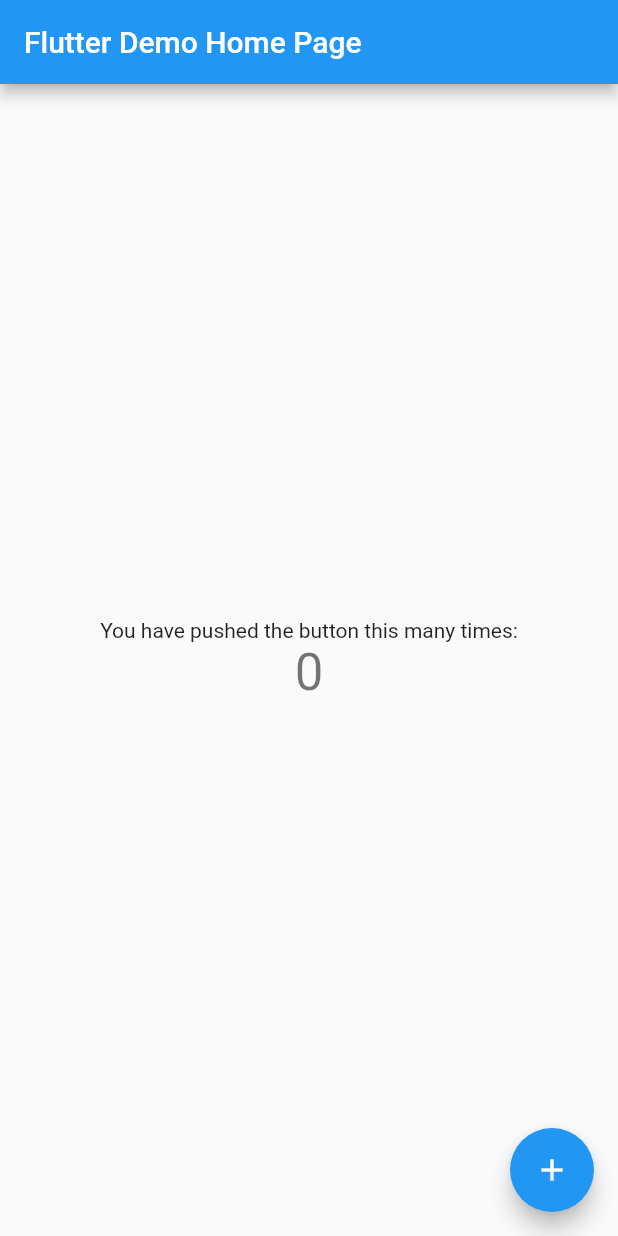
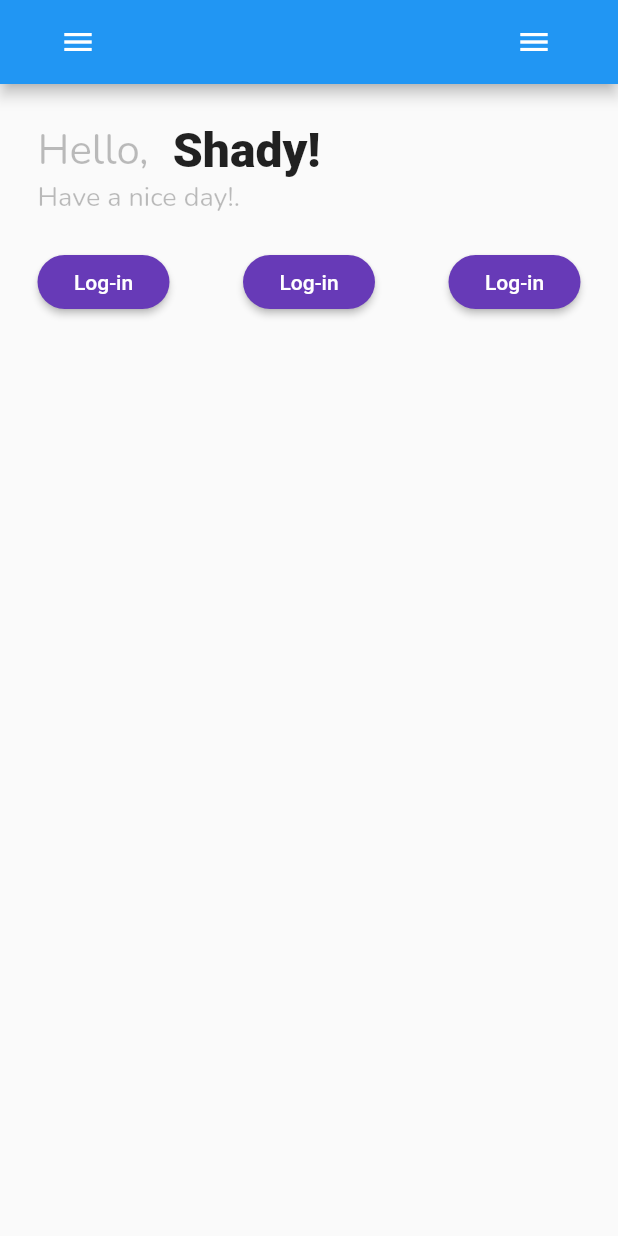
Before and after one commit to shady00s/Todo, a Flutter app: the screen it shows after launch, on a phone screen of 412 x 824 dp. Run offline on Flutter 3.47's test engine with Material 2 defaults, Android fonts, the phone set to English and light mode, and no system bars.

```diff
--- a/lib/main.dart
+++ b/lib/main.dart
@@ -1,4 +1,7 @@
 import 'package:flutter/material.dart';
+import 'package:todo/view/HomePage.dart';
+
+import 'view/loginPage.dart';
 
 void main() {
   runApp(const MyApp());
@@ -13,103 +16,25 @@ class MyApp extends StatelessWidget {
     return MaterialApp(
       title: 'Flutter Demo',
       theme: ThemeData(
-        // This is the theme of your application.
-        //
-        // Try running your application with "flutter run". You'll see the
-        // application has a blue toolbar. Then, without quitting the app, try
-        // changing the primarySwatch below to Colors.green and then invoke
-        // "hot reload" (press "r" in the console where you ran "flutter run",
-        // or simply save your changes to "hot reload" in a Flutter IDE).
-        // Notice that the counter didn't reset back to zero; the application
-        // is not restarted.
-        primarySwatch: Colors.blue,
+
       ),
-      home: const MyHomePage(title: 'Flutter Demo Home Page'),
+      home: Home(),
     );
   }
 }
 
-class MyHomePage extends StatefulWidget {
-  const MyHomePage({Key? key, required this.title}) : super(key: key);
-
-  // This widget is the home page of your application. It is stateful, meaning
-  // that it has a State object (defined below) that contains fields that affect
-  // how it looks.
-
-  // This class is the configuration for the state. It holds the values (in this
-  // case the title) provided by the parent (in this case the App widget) and
-  // used by the build method of the State. Fields in a Widget subclass are
-  // always marked "final".
-
-  final String title;
+class Home extends StatefulWidget {
+  const Home({Key? key}) : super(key: key);
 
   @override
-  State<MyHomePage> createState() => _MyHomePageState();
+  State<Home> createState() => _HomeState();
 }
 
-class _MyHomePageState extends State<MyHomePage> {
-  int _counter = 0;
-
-  void _incrementCounter() {
-    setState(() {
-      // This call to setState tells the Flutter framework that something has
-      // changed in this State, which causes it to rerun the build method below
-      // so that the display can reflect the updated values. If we changed
-      // _counter without calling setState(), then the build method would not be
-      // called again, and so nothing would appear to happen.
-      _counter++;
-    });
-  }
-
+class _HomeState extends State<Home> {
   @override
   Widget build(BuildContext context) {
-    // This method is rerun every time setState is called, for instance as done
-    // by the _incrementCounter method above.
-    //
-    // The Flutter framework has been optimized to make rerunning build methods
-    // fast, so that you can just rebuild anything that needs updating rather
-    // than having to individually change instances of widgets.
     return Scaffold(
-      appBar: AppBar(
-        // Here we take the value from the MyHomePage object that was created by
-        // the App.build method, and use it to set our appbar title.
-        title: Text(widget.title),
-      ),
-      body: Center(
-        // Center is a layout widget. It takes a single child and positions it
-        // in the middle of the parent.
-        child: Column(
-          // Column is also a layout widget. It takes a list of children and
-          // arranges them vertically. By default, it sizes itself to fit its
-          // children horizontally, and tries to be as tall as its parent.
-          //
-          // Invoke "debug painting" (press "p" in the console, choose the
-          // "Toggle Debug Paint" action from the Flutter Inspector in Android
-          // Studio, or the "Toggle Debug Paint" command in Visual Studio Code)
-          // to see the wireframe for each widget.
-          //
-          // Column has various properties to control how it sizes itself and
-          // how it positions its children. Here we use mainAxisAlignment to
-          // center the children vertically; the main axis here is the vertical
-          // axis because Columns are vertical (the cross axis would be
-          // horizontal).
-          mainAxisAlignment: MainAxisAlignment.center,
-          children: <Widget>[
-            const Text(
-              'You have pushed the button this many times:',
-            ),
-            Text(
-              '$_counter',
-              style: Theme.of(context).textTheme.headline4,
-            ),
-          ],
-        ),
-      ),
-      floatingActionButton: FloatingActionButton(
-        onPressed: _incrementCounter,
-        tooltip: 'Increment',
-        child: const Icon(Icons.add),
-      ), // This trailing comma makes auto-formatting nicer for build methods.
+      body: const HomePageScreen(),
     );
   }
 }
--- /dev/null
+++ b/lib/view/HomePage.dart
@@ -0,0 +1,65 @@
+import 'dart:ui';
+
+import 'package:flutter/material.dart';
+import 'package:todo/view/reusable-widgets/MainButton.dart';
+class HomePageScreen extends StatefulWidget {
+  const HomePageScreen({Key? key}) : super(key: key);
+
+  @override
+  State<HomePageScreen> createState() => _HomePageScreenState();
+}
+
+class _HomePageScreenState extends State<HomePageScreen> {
+  @override
+  Widget build(BuildContext context) {
+    return Scaffold(
+      appBar: AppBar(
+        leading: Padding(
+          padding: const EdgeInsets.only(left: 32.0),
+          child: IconButton(
+            icon: Icon(Icons.menu),
+            onPressed:(){}
+          ),
+        ),
+        actions: [
+          Padding(
+            padding: const EdgeInsets.only(right: 32.0),
+            child: IconButton(
+                icon: Icon(Icons.menu),
+                onPressed:(){}
+            ),
+          ),
+        ],
+      ),
+
+      body: Padding(
+        padding: const EdgeInsets.all(25.0),
+        child: Column(
+          crossAxisAlignment: CrossAxisAlignment.start,
+          children: [
+            Row(
+              children: [
+                Text("Hello, ",style: TextStyle(fontWeight: FontWeight.w400,fontSize: 28 ,color: Colors.black26 ,fontFamily: "Nunito"),),
+                SizedBox(width: 9,),
+                Text("Shady!",style: TextStyle(fontWeight: FontWeight.w800,fontSize: 32 ,),)
+              ],
+            ),
+              Text("Have a nice day!. ",style: TextStyle(fontWeight: FontWeight.w400,fontSize: 18 ,color: Colors.black26 ,fontFamily: "Nunito"))
+
+            ,SizedBox(height: 20,),
+
+            Row(
+              mainAxisAlignment: MainAxisAlignment.spaceBetween,
+              children: [
+                MainButton(FontSize:14),
+
+                MainButton(FontSize:14),
+                MainButton(FontSize:14),
+              ],
+            )
+          ],
+        ),
+      ),
+    );
+  }
+}
--- /dev/null
+++ b/lib/view/reusable-widgets/MainButton.dart
@@ -0,0 +1,18 @@
+import 'package:flutter/material.dart';
+class MainButton extends StatelessWidget {
+  const MainButton({Key? key ,required this.FontSize}) : super(key: key);
+  final double FontSize;
+  @override
+  Widget build(BuildContext context) {
+    return  MaterialButton(
+
+      shape: RoundedRectangleBorder(
+          borderRadius: BorderRadius.circular(20)
+      ),
+      color: Colors.deepPurple,
+      textColor: Colors.white,
+      onPressed: (){},
+      child: Text("Log-in",style: TextStyle(fontSize: FontSize),),
+    );
+  }
+}
```
Also changed, not shown: lib/view/loginPage.dart (added, +63 -0 lines), lib/view/reusable-widgets/Checkbox.dart (added, +26 -0 lines), lib/view/reusable-widgets/TextInput.dart (added, +14 -0 lines), pubspec.yaml (+7 -7 lines).
